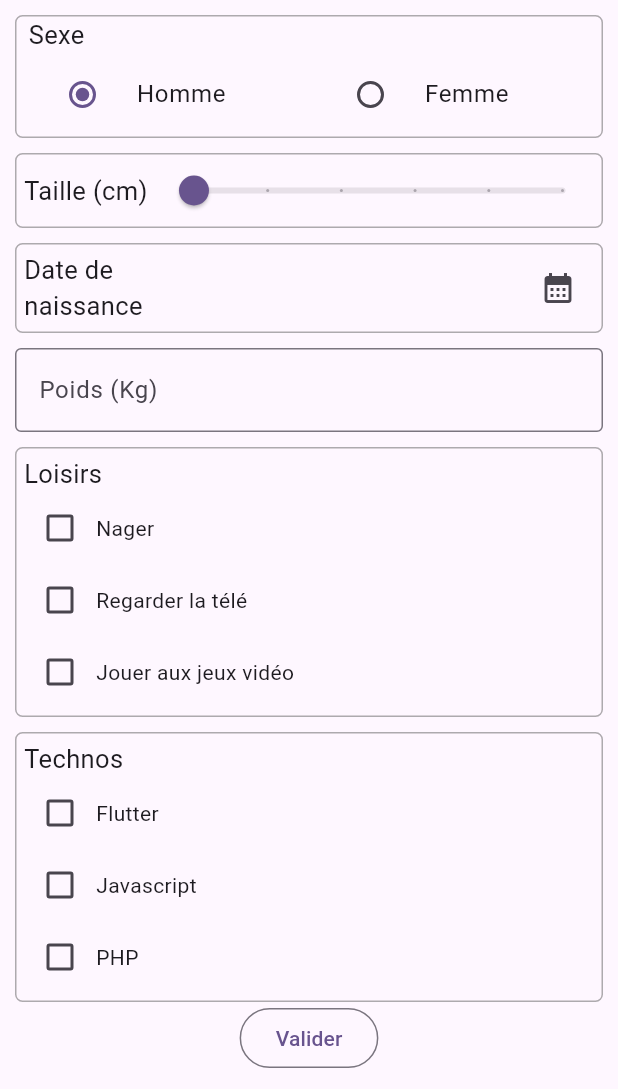
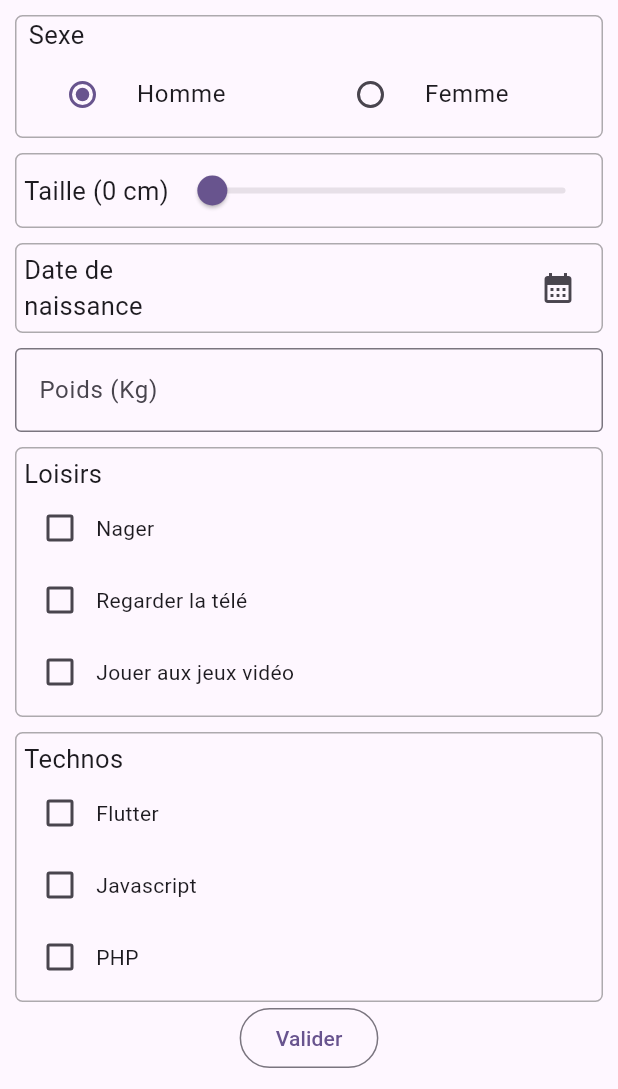
Before and after one commit to DTC-Formation/layout-interactives-Rojotiana-Tsiverisoa, a Flutter app: the screen it shows after launch, scrolled down 1003 dp, on a phone screen of 412 x 824 dp, the part 147-1236 px from its top. Run offline on Flutter 3.47's test engine with Material 2 defaults, Android fonts, the phone set to English and light mode, and no system bars; our stand-ins replace image_picker.

Commit message:
update slider

```diff
--- a/lib/screen/form.dart
+++ b/lib/screen/form.dart
@@ -232,7 +232,7 @@ class _MyFormState extends State<MyForm> {
             ),
             child: Row(
               children: [
-                customText('Taille (cm)'),
+                customText('Taille (${heightController.toInt()} cm)'),
                 Flexible(
                   child: Padding(
                     padding: const EdgeInsets.only(left: 5),
@@ -240,8 +240,9 @@ class _MyFormState extends State<MyForm> {
                       width: size.width,
                       child: Slider(
                         value: heightController,
+                        min: 0,
                         max: 200,
-                        divisions: 5,
+                        // divisions: 5,
                         label: heightController.round().toString(),
                         onChanged: (double value) {
                           setState(() {
--- a/lib/screen/preview.dart
+++ b/lib/screen/preview.dart
@@ -335,7 +335,7 @@ class _PreviewState extends State<Preview> {
               customInput('Prénom', lastnameController),
               customInput('Age', age),
               customInput('Sexe', sexeController),
-              customInput('Taille (cm)', heightController.toString()),
+              customInput('Taille (cm)', heightController.toStringAsFixed(0)),
               customInput(
                 'Liste des technologies',
                 technoController.join(', '),
```
